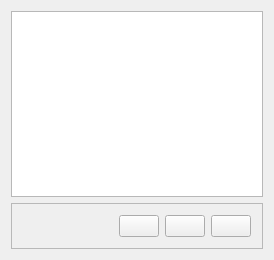
Qt form src/app/widgets/SourcesWidget/sourceswidget.ui (m-riley04/ModularSensorSystem) before a commit.
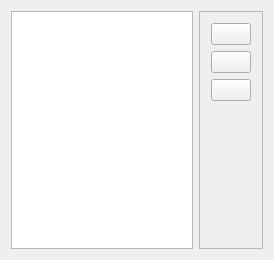
The same form after that commit. Icons and pictures are not drawn.

Commit message: move controls for each action out for the main window to control. hide individual controls for now

```diff
--- a/src/app/widgets/SourcesWidget/sourceswidget.ui
+++ b/src/app/widgets/SourcesWidget/sourceswidget.ui
@@ -13,81 +13,81 @@
   <property name="windowTitle">
    <string>SourcesWidget</string>
   </property>
-  <layout class="QGridLayout" name="gridLayout">
-   <item row="1" column="0">
-    <widget class="QFrame" name="frame">
+  <layout class="QHBoxLayout" name="horizontalLayout_2">
+   <item>
+    <widget class="QListWidget" name="listSources">
+     <property name="editTriggers">
+      <set>QAbstractItemView::EditTrigger::CurrentChanged|QAbstractItemView::EditTrigger::DoubleClicked</set>
+     </property>
+     <property name="alternatingRowColors">
+      <bool>true</bool>
+     </property>
+    </widget>
+   </item>
+   <item>
+    <widget class="QFrame" name="frameControls">
      <property name="frameShape">
       <enum>QFrame::Shape::StyledPanel</enum>
      </property>
      <property name="frameShadow">
       <enum>QFrame::Shadow::Raised</enum>
      </property>
-     <layout class="QHBoxLayout" name="horizontalLayout">
+     <layout class="QVBoxLayout" name="verticalLayout">
       <item>
-       <spacer name="horizontalSpacer">
+       <widget class="QPushButton" name="buttonRemove">
+        <property name="toolTip">
+         <string>Removes the selected source</string>
+        </property>
+        <property name="text">
+         <string/>
+        </property>
+        <property name="icon">
+         <iconset theme="QIcon::ThemeIcon::ListRemove"/>
+        </property>
+       </widget>
+      </item>
+      <item>
+       <widget class="QPushButton" name="buttonAdd">
+        <property name="toolTip">
+         <string>Adds a new source</string>
+        </property>
+        <property name="text">
+         <string/>
+        </property>
+        <property name="icon">
+         <iconset theme="QIcon::ThemeIcon::ListAdd"/>
+        </property>
+       </widget>
+      </item>
+      <item>
+       <widget class="QPushButton" name="buttonProperties">
+        <property name="toolTip">
+         <string>Opens the properties of the selected source</string>
+        </property>
+        <property name="text">
+         <string/>
+        </property>
+        <property name="icon">
+         <iconset theme="QIcon::ThemeIcon::DocumentProperties"/>
+        </property>
+       </widget>
+      </item>
+      <item>
+       <spacer name="verticalSpacer">
         <property name="orientation">
-         <enum>Qt::Orientation::Horizontal</enum>
+         <enum>Qt::Orientation::Vertical</enum>
         </property>
         <property name="sizeHint" stdset="0">
          <size>
-          <width>40</width>
-          <height>20</height>
+          <width>20</width>
+          <height>40</height>
          </size>
         </property>
        </spacer>
       </item>
-      <item>
-       <widget class="QPushButton" name="buttonProperties">
-        <property name="toolTip">
-         <string>Opens the properties of the selected source</string>
-        </property>
-        <property name="text">
-         <string/>
-        </property>
-        <property name="icon">
-         <iconset theme="QIcon::ThemeIcon::DocumentProperties"/>
-        </property>
-       </widget>
-      </item>
-      <item>
-       <widget class="QPushButton" name="buttonAdd">
-        <property name="toolTip">
-         <string>Adds a new source</string>
-        </property>
-        <property name="text">
-         <string/>
-        </property>
-        <property name="icon">
-         <iconset theme="QIcon::ThemeIcon::ListAdd"/>
-        </property>
-       </widget>
-      </item>
-      <item>
-       <widget class="QPushButton" name="buttonRemove">
-        <property name="toolTip">
-         <string>Removes the selected source</string>
-        </property>
-        <property name="text">
-         <string/>
-        </property>
-        <property name="icon">
-         <iconset theme="QIcon::ThemeIcon::ListRemove"/>
-        </property>
-       </widget>
-      </item>
      </layout>
     </widget>
    </item>
-   <item row="0" column="0">
-    <widget class="QListWidget" name="listSources">
-     <property name="editTriggers">
-      <set>QAbstractItemView::EditTrigger::CurrentChanged|QAbstractItemView::EditTrigger::DoubleClicked</set>
-     </property>
-     <property name="alternatingRowColors">
-      <bool>true</bool>
-     </property>
-    </widget>
-   </item>
   </layout>
  </widget>
  <layoutdefault spacing="6" margin="11"/>
```
The commit also changes 8 other files.
